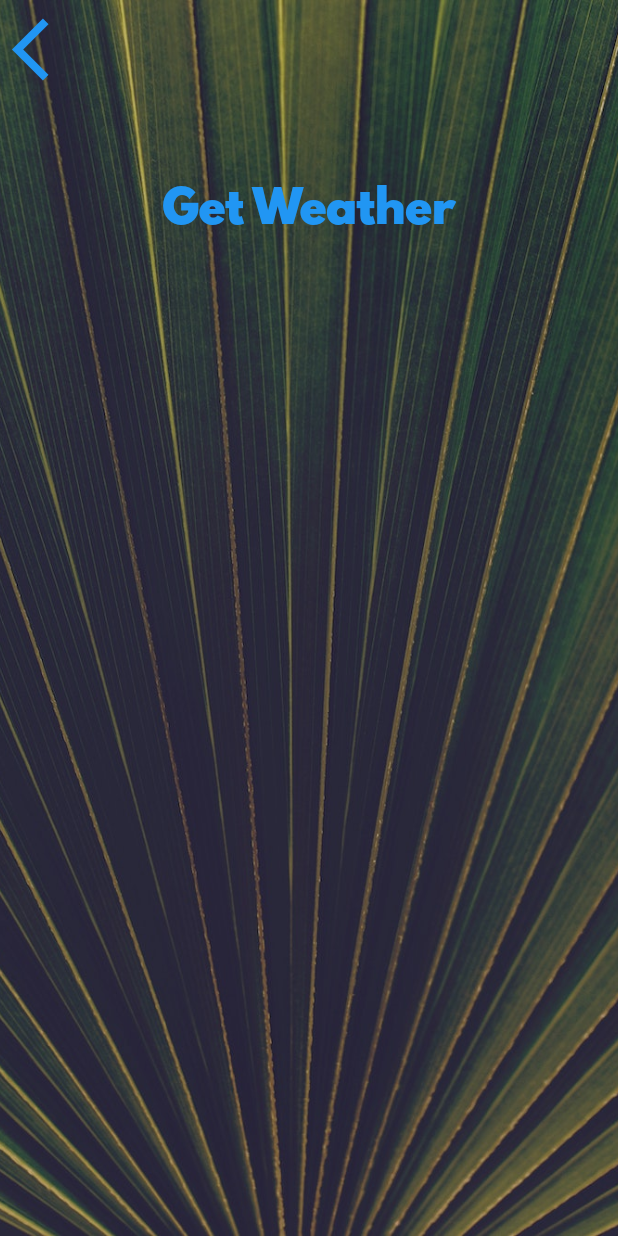
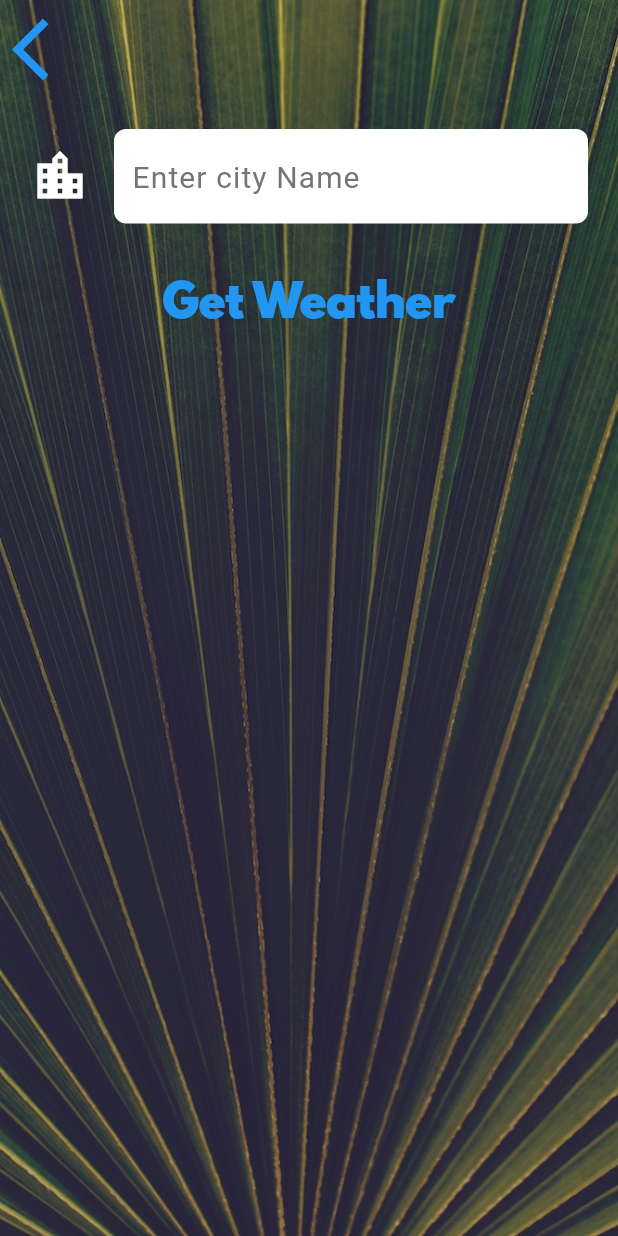
Before and after one commit to sanjiv576/mobileApp_flutter, a Flutter app: the CityScreen screen opened directly, on a phone screen of 412 x 824 dp. Run offline on Flutter 3.47's test engine with Material 2 defaults, Android fonts, the phone set to English and light mode, and no system bars; our stand-ins replace audioplayers, font_awesome_flutter, geolocator, rflutter_alert; network calls fail.

Commit message:
add textfield to enter city name and display data

```diff
--- a/clima_flutter/lib/screens/city_screen.dart
+++ b/clima_flutter/lib/screens/city_screen.dart
@@ -7,6 +7,7 @@ class CityScreen extends StatefulWidget {
 }
 
 class _CityScreenState extends State<CityScreen> {
+  String? userInputCityName;
   @override
   Widget build(BuildContext context) {
     return Scaffold(
@@ -24,7 +25,9 @@ class _CityScreenState extends State<CityScreen> {
               Align(
                 alignment: Alignment.topLeft,
                 child: TextButton(
-                  onPressed: () {},
+                  onPressed: () {
+                    Navigator.pop(context);
+                  },
                   child: Icon(
                     Icons.arrow_back_ios,
                     size: 50.0,
@@ -33,10 +36,38 @@ class _CityScreenState extends State<CityScreen> {
               ),
               Container(
                 padding: EdgeInsets.all(20.0),
-                child: null,
+                child: TextField(
+                  style: TextStyle(color: Colors.black),
+                  decoration: InputDecoration(
+                    icon: Icon(
+                      Icons.location_city,
+                      size: 40.0,
+                      color: Colors.white,
+                    ),
+                    hintText: 'Enter city Name',
+                    hintStyle: TextStyle(
+                        color: Colors.grey.shade600,
+                        letterSpacing: 0.75,
+                        fontSize: 20.0),
+                    border: OutlineInputBorder(
+                      borderRadius: BorderRadius.circular(8.0),
+                      borderSide: BorderSide.none,
+                    ),
+                    filled: true,
+                    fillColor: Colors.white,
+                  ),
+                  onChanged: (value) {
+                    userInputCityName = value;
+                  },
+                ),
               ),
               TextButton(
-                onPressed: () {},
+                onPressed: () {
+                  // Note: way of sending data back from Stateful Widget to Stateless Widget
+                  // pop to the location_screen along with userInputCityName
+                  // from where it is pushed i.e Textbutton of Icons.location_city
+                  Navigator.pop(context, userInputCityName);
+                },
                 child: Text(
                   'Get Weather',
                   style: kButtonTextStyle,
```
